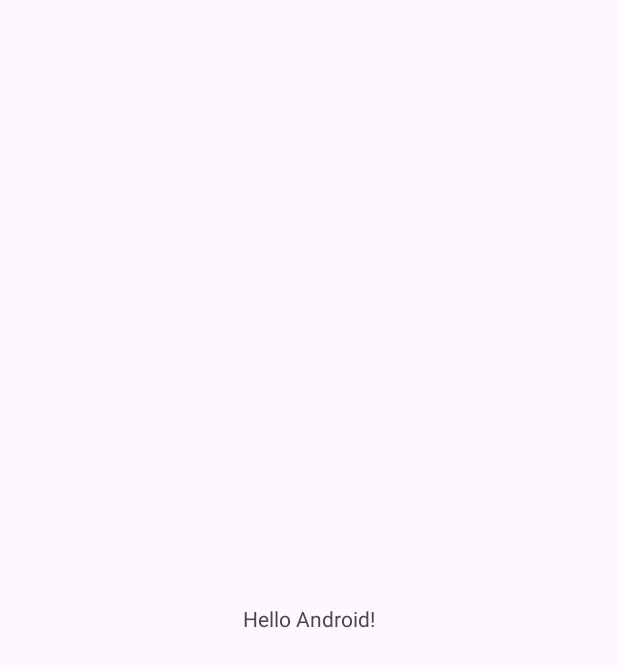
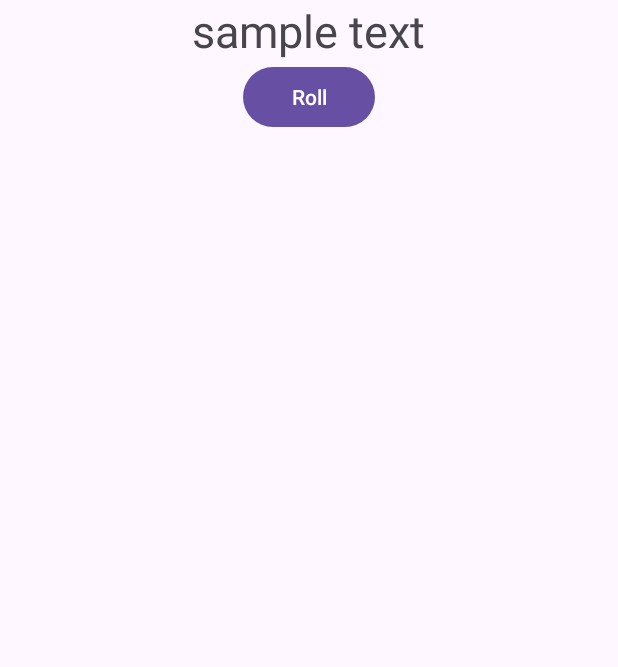
Before and after one commit to Srujan-github/Android-App-with-kotlin, an Android app: the screen it shows after launch (MainActivity), on a phone screen of 412 x 824 dp. Before the commit the part shown is almost empty. Shown: the top 667 px of the screen. Run offline under Robolectric (Android 15) with nearby library versions, the phone set to English and light mode, and no system bars.

Commit message:
added button and Toast

```diff
--- a/app/src/main/java/learning/kotlin/android_course/MainActivity.kt
+++ b/app/src/main/java/learning/kotlin/android_course/MainActivity.kt
@@ -1,6 +1,7 @@
 package learning.kotlin.android_course
 
 import android.os.Bundle
+import android.widget.Toast
 import androidx.appcompat.app.AppCompatActivity
 import learning.kotlin.android_course.databinding.ActivityMainBinding
 
@@ -12,7 +13,9 @@ class MainActivity : AppCompatActivity() {
         super.onCreate(savedInstanceState)
         binding = ActivityMainBinding.inflate(layoutInflater)
         setContentView(binding.root)
-        binding.tvFirstText.text = "Hello Android!"
+        binding.btnRoll.setOnClickListener {
+            Toast.makeText(this, "Button Clicked", Toast.LENGTH_SHORT).show()
+        }
     }
 
 }
--- a/app/src/main/res/layout/activity_main.xml
+++ b/app/src/main/res/layout/activity_main.xml
@@ -1,19 +1,26 @@
 <?xml version="1.0" encoding="utf-8"?>
-<androidx.constraintlayout.widget.ConstraintLayout xmlns:android="http://schemas.android.com/apk/res/android"
-    xmlns:app="http://schemas.android.com/apk/res-auto"
+<LinearLayout xmlns:android="http://schemas.android.com/apk/res/android"
     xmlns:tools="http://schemas.android.com/tools"
     android:layout_width="match_parent"
-    android:layout_height="match_parent"
+    android:layout_height="wrap_content"
+    android:layout_gravity="center"
     android:fitsSystemWindows="true"
+    android:orientation="vertical"
     tools:context=".MainActivity">
 
     <TextView
         android:id="@+id/tvFirstText"
         android:layout_width="wrap_content"
         android:layout_height="wrap_content"
-        app:layout_constraintBottom_toBottomOf="parent"
-        app:layout_constraintEnd_toEndOf="parent"
-        app:layout_constraintStart_toStartOf="parent"
-        app:layout_constraintTop_toTopOf="parent" />
+        android:layout_gravity="center"
+        android:text="@string/sample_text"
+        android:textSize="30sp" />
 
-</androidx.constraintlayout.widget.ConstraintLayout>
+    <Button
+        android:id="@+id/btnRoll"
+        android:layout_width="wrap_content"
+        android:layout_height="wrap_content"
+        android:layout_gravity="center"
+        android:text="@string/roll" />
+
+</LinearLayout>
--- a/app/src/main/res/values/strings.xml
+++ b/app/src/main/res/values/strings.xml
@@ -43,4 +43,7 @@
         libero vel nunc consequat, quis tincidunt nisl eleifend. Cras bibendum enim a justo luctus
         vestibulum. Fusce dictum libero quis erat maximus, vitae volutpat diam dignissim.
     </string>
+    <string name="sample_text">sample text</string>
+    <string name="role">Role</string>
+    <string name="roll">Roll</string>
 </resources>
```
